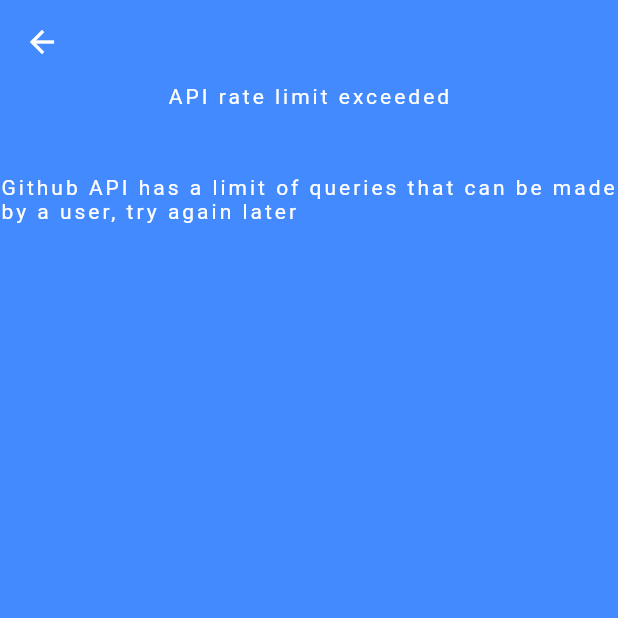
After one commit to jonh14lk/Github_Search, a Flutter app: the ApiLimitError screen opened by its route, on a phone screen of 412 x 824 dp, the top half of it. The commit adds this screen. Run offline on Flutter 3.47's test engine with Material 2 defaults, Android fonts, the phone set to English and light mode, and no system bars; accounts and stored records are empty.

Commit message:
apk release ok

```diff
--- a/lib/main.dart
+++ b/lib/main.dart
@@ -3,6 +3,7 @@
 import 'src/theme.dart';
 import 'src/queryresult.dart';
 import 'src/errorscreen.dart';
+import 'src/apilimiterror.dart';
 
 void main() {
   runApp(MaterialApp(
@@ -12,6 +13,7 @@
       '/': (context) => Home(),
       '/query': (context) => Query(),
       '/error': (context) => ErrorScreen(),
+      '/apilimit': (context) => ApiLimitError(),
     },
   ));
 }
--- /dev/null
+++ b/lib/src/apilimiterror.dart
@@ -0,0 +1,33 @@
+import 'package:flutter/material.dart';
+
+class ApiLimitError extends StatelessWidget {
+  @override
+  Widget build(BuildContext context) {
+    return Scaffold(
+      appBar: AppBar(),
+      body: Center(
+        child: Column(
+          children: <Widget>[
+            Text(
+              'API rate limit exceeded',
+              style: TextStyle(
+                color: Colors.white,
+                letterSpacing: 2.0,
+              ),
+            ),
+            SizedBox(
+              height: 45.0,
+            ),
+            Text(
+              'Github API has a limit of queries that can be made by a user, try again later',
+              style: TextStyle(
+                color: Colors.white,
+                letterSpacing: 2.0,
+              ),
+            ),
+          ],
+        ),
+      ),
+    );
+  }
+}
```
Also changed, not shown: lib/src/api.dart (+25 -12 lines), lib/src/home.dart (+5 -3 lines), 3 other files.
